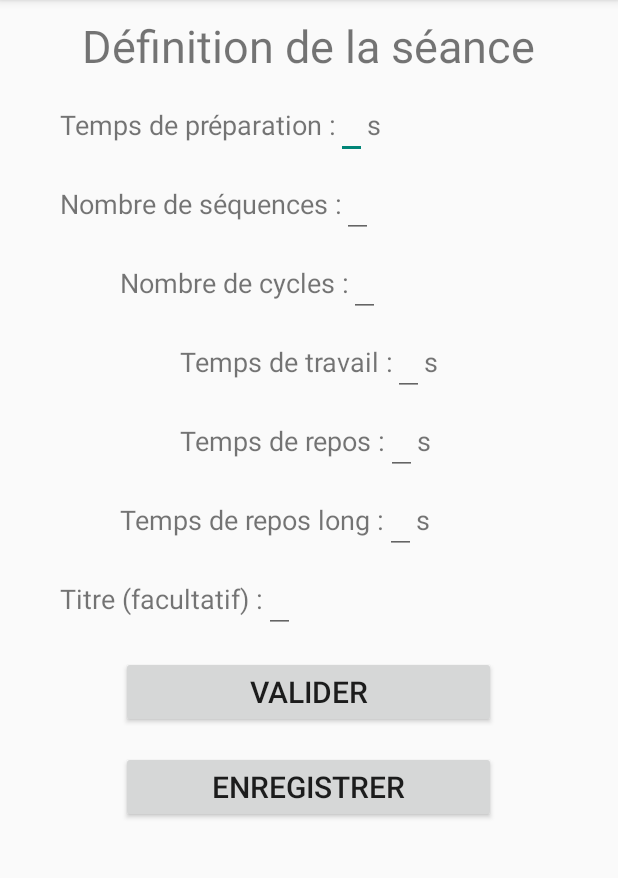
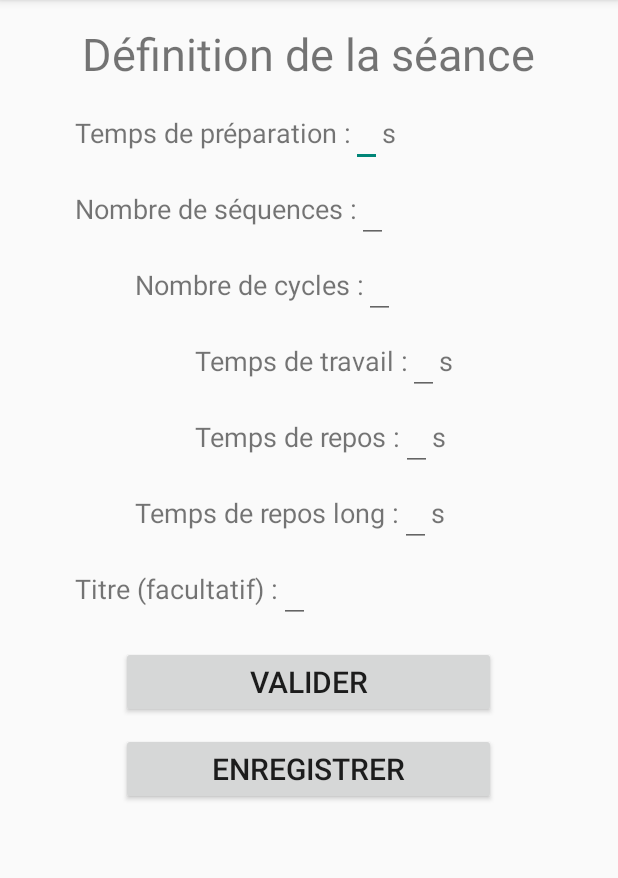
Before and after one commit to AlexandreLaurac/EFHI, an Android app: the ChoixSeanceDefinitionActivity screen opened directly, with no data from a screen before it, on a phone screen of 412 x 824 dp, the part 84-962 px from its top. Run offline under Robolectric (Android 15) with nearby library versions, the phone set to English and light mode, and no system bars; our stand-ins replace Room's generated code.

Commit message:
Commit de mise à jour de l'interface pour la livraison finale. Tous les fichiers xml ont été modifiés ainsi que deux classes pour enlever la possibilité de donner une description aux séances (fonctionnalité à mettre en oeuvre plus tard)

```diff
--- a/app/src/main/res/layout/activity_choix_seance_definition.xml
+++ b/app/src/main/res/layout/activity_choix_seance_definition.xml
@@ -1,7 +1,6 @@
 <?xml version="1.0" encoding="utf-8"?>
 <LinearLayout
     xmlns:android="http://schemas.android.com/apk/res/android"
-    xmlns:app="http://schemas.android.com/apk/res-auto"
     xmlns:tools="http://schemas.android.com/tools"
     android:layout_width="match_parent"
     android:layout_height="match_parent"
@@ -12,23 +11,10 @@
         android:layout_width="wrap_content"
         android:layout_height="wrap_content"
         android:layout_gravity="center"
-        android:layout_marginTop="10dp"
+        android:layout_marginTop="15dp"
         android:gravity="center"
         android:text="Définition de la séance"
         android:textSize="30sp"/>
-
-<!--
-    <TextView
-        android:layout_width="wrap_content"
-        android:layout_height="wrap_content"
-        android:layout_gravity="center"
-        android:layout_marginTop="20dp"
-        android:layout_marginStart="10dp"
-        android:layout_marginEnd="10dp"
-        android:gravity="center"
-        android:text="Entrez les paramètres de votre séance"
-        android:textSize="15sp"/>
--->
 
     <ScrollView
         android:layout_width="match_parent"
@@ -39,6 +25,7 @@
         <LinearLayout
             android:layout_width="match_parent"
             android:layout_height="wrap_content"
+            android:layout_marginStart="10dp"
             android:orientation="vertical">
 
             <!-- Préparation -->
@@ -76,7 +63,7 @@
                 android:layout_width="wrap_content"
                 android:layout_height="wrap_content"
                 android:orientation="horizontal"
-                android:layout_marginTop="7dp"
+                android:layout_marginTop="5dp"
                 android:layout_marginStart="40dp">
 
                 <TextView
@@ -101,7 +88,7 @@
                 android:layout_width="wrap_content"
                 android:layout_height="wrap_content"
                 android:orientation="horizontal"
-                android:layout_marginTop="7dp"
+                android:layout_marginTop="5dp"
                 android:layout_marginStart="80dp">
 
                 <TextView
@@ -126,7 +113,7 @@
                 android:layout_width="wrap_content"
                 android:layout_height="wrap_content"
                 android:orientation="horizontal"
-                android:layout_marginTop="7dp"
+                android:layout_marginTop="5dp"
                 android:layout_marginStart="120dp">
 
                 <TextView
@@ -157,7 +144,7 @@
                 android:layout_width="wrap_content"
                 android:layout_height="wrap_content"
                 android:orientation="horizontal"
-                android:layout_marginTop="7dp"
+                android:layout_marginTop="5dp"
                 android:layout_marginStart="120dp">
 
                 <TextView
@@ -188,7 +175,7 @@
                 android:layout_width="wrap_content"
                 android:layout_height="wrap_content"
                 android:orientation="horizontal"
-                android:layout_marginTop="7dp"
+                android:layout_marginTop="5dp"
                 android:layout_marginStart="80dp">
 
                 <TextView
@@ -218,7 +205,7 @@
                 android:layout_width="wrap_content"
                 android:layout_height="wrap_content"
                 android:orientation="horizontal"
-                android:layout_marginTop="7dp"
+                android:layout_marginTop="5dp"
                 android:layout_marginStart="40dp">
 
                 <TextView
@@ -256,7 +243,7 @@
         android:layout_height="wrap_content"
         android:paddingTop="7dp"
         android:paddingBottom="7dp"
-        android:layout_marginTop="15dp"
+        android:layout_marginTop="10dp"
         android:layout_gravity="center"
         android:text="Enregistrer"
         android:textSize="20sp"
--- a/app/src/main/res/values/strings.xml
+++ b/app/src/main/res/values/strings.xml
@@ -2,7 +2,7 @@
     <string name="app_name">EFHI</string>
     <string name="activity_ecran_accueil_texte1_bienvenue">Bienvenue dans</string>
     <string name="activity_ecran_accueil_texte2_titre">EFHI</string>
-    <string name="activity_ecran_accueil_texte3_application">l\'application d\'entraînement fractionné de haute intensité</string>
+    <string name="activity_ecran_accueil_texte3_application">l\'application \n d\'entraînement fractionné \n de haute intensité</string>
     <string name="activity_ecran_accueil_bouton1_commencer">commencer</string>
 
 </resources>
```
Also changed, not shown: app/src/main/AndroidManifest.xml (+0 -7 lines), app/src/main/java/com/example/efhi/Activites/ChoixSeanceEnBaseActivity.java (+6 -10 lines), app/src/main/java/com/example/efhi/Activites/ChoixSeancePresetsActivity.java (deleted, +0 -16 lines), app/src/main/java/com/example/efhi/Activites/SeanceViewHolder.java (+5 -9 lines), app/src/main/res/layout/activity_choix_seance_affichage.xml (+3 -19 lines), app/src/main/res/layout/activity_choix_seance_en_base.xml (+8 -8 lines), app/src/main/res/layout/activity_choix_seance_menu.xml (+8 -5 lines), app/src/main/res/layout/activity_choix_seance_non_disponible.xml (+9 -2 lines), app/src/main/res/layout/activity_choix_seance_presets.xml (deleted, +0 -9 lines), app/src/main/res/layout/activity_ecran_accueil.xml (+12 -11 lines), app/src/main/res/layout/activity_seance.xml (+13 -19 lines), app/src/main/res/layout/activity_seance_conclusion.xml (+10 -9 lines), app/src/main/res/layout/activity_seance_introduction.xml (+9 -20 lines), app/src/main/res/layout/element_seance.xml (+5 -2 lines).
